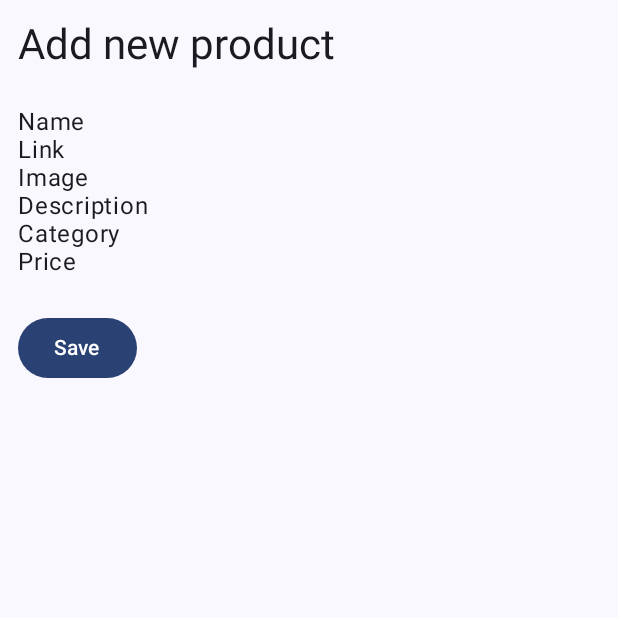
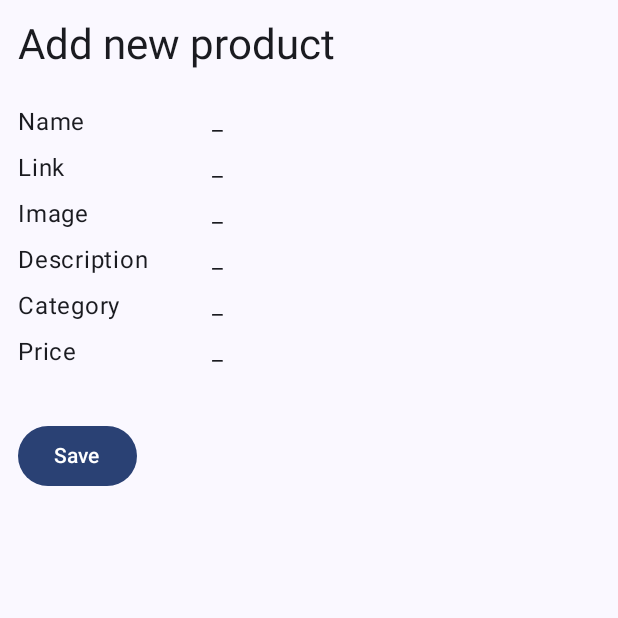
Before and after one commit to nicolegeorgieva/to-buy, an Android app built with Jetpack Compose: the composable BottomSheetContent shown on its own in the app's theme, on a phone screen of 412 x 824 dp, the top half of it. Run offline under Robolectric (Android 15) with nearby library versions, the phone set to English and light mode, and no system bars.

Commit message:
Improve UI on Product content

```diff
--- a/app/src/main/java/com/example/tobuy/screen/addproduct/AddProductContent.kt
+++ b/app/src/main/java/com/example/tobuy/screen/addproduct/AddProductContent.kt
@@ -19,12 +19,17 @@ fun BottomSheetContent() {
 
         Spacer(modifier = Modifier.height(24.dp))
 
-        Text("Name", style = MaterialTheme.typography.bodyLarge)
-        Text("Link", style = MaterialTheme.typography.bodyLarge)
-        Text("Image", style = MaterialTheme.typography.bodyLarge)
-        Text("Description", style = MaterialTheme.typography.bodyLarge)
-        Text("Category", style = MaterialTheme.typography.bodyLarge)
-        Text("Price", style = MaterialTheme.typography.bodyLarge)
+        ParamWithValue(text = "Name")
+
+        ParamWithValue(text = "Link")
+
+        ParamWithValue(text = "Image")
+
+        ParamWithValue(text = "Description")
+
+        ParamWithValue(text = "Category")
+
+        ParamWithValue(text = "Price")
 
         Spacer(modifier = Modifier.height(24.dp))
 
@@ -37,3 +42,22 @@ fun BottomSheetContent() {
         }
     }
 }
+
+@Composable
+fun ParamWithValue(text: String) {
+    Row(modifier = Modifier.fillMaxWidth()) {
+        Text(
+            modifier = Modifier.weight(1f),
+            text = text,
+            style = MaterialTheme.typography.bodyLarge
+        )
+
+        Text(
+            modifier = Modifier.weight(2f),
+            text = "_",
+            style = MaterialTheme.typography.bodyLarge
+        )
+    }
+
+    Spacer(modifier = Modifier.height(12.dp))
+}
```
